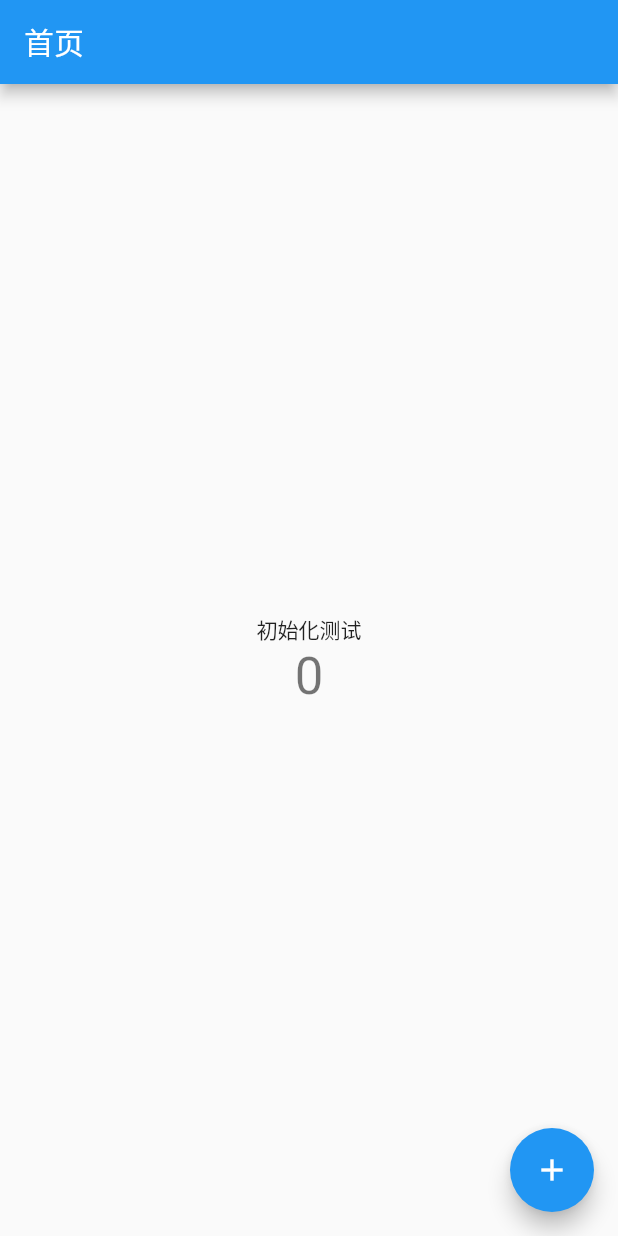
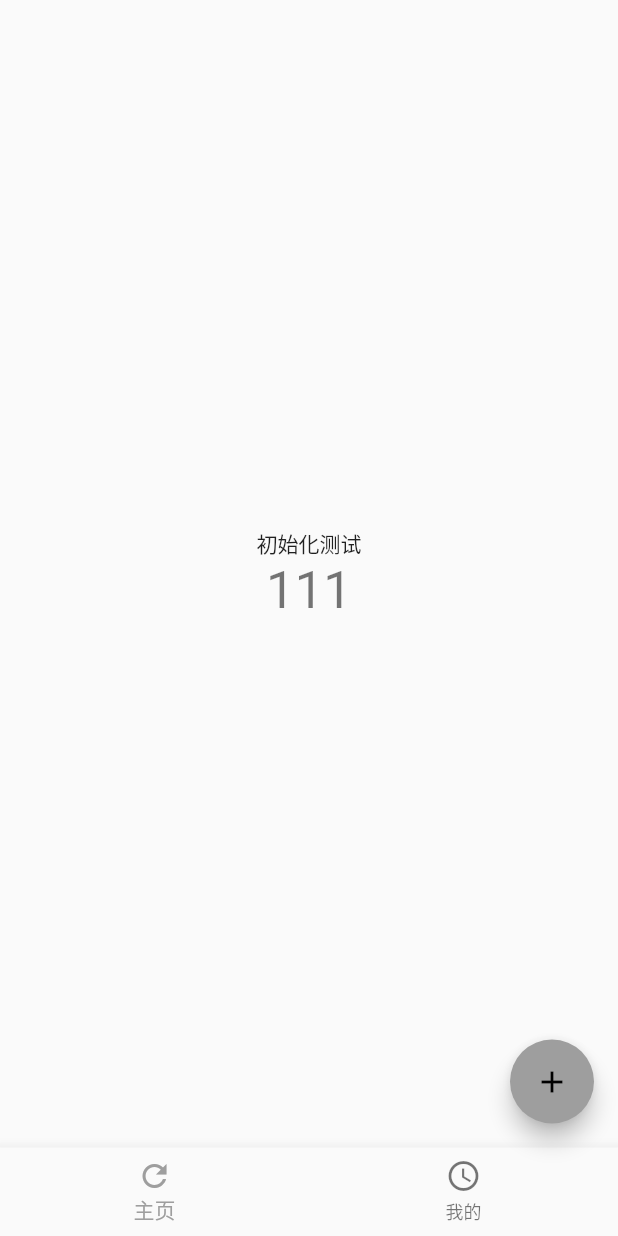
Before and after one commit to ChallenAi/flup, a Flutter app: the screen it shows after launch, on a phone screen of 412 x 824 dp. Run offline on Flutter 3.47's test engine with Material 2 defaults, Android fonts, the phone set to English and light mode, and no system bars.

Commit message:
tab导航

```diff
--- a/lib/main.dart
+++ b/lib/main.dart
@@ -11,9 +11,49 @@ class Flup extends StatelessWidget {
     return new MaterialApp(
       title: 'FlupChat',
       theme: new ThemeData(
-        primarySwatch: Colors.blue,
-      ),
-      home: new MyHomePage(title: '首页'),
+          primarySwatch: Colors.grey,
+        ),
+        home: new Scaffold(
+          // appBar: new AppBar(
+          //   title: new Text('标题'),
+          // ),
+          bottomNavigationBar: new BottomNavigationBar(
+            items: <BottomNavigationBarItem>[
+              new BottomNavigationBarItem(
+                title: new Text('主页'),
+                icon: new Icon(
+                  Icons.refresh
+                )
+              ),
+              new BottomNavigationBarItem(
+                title: new Text('我的'),
+                icon: new Icon(
+                  Icons.access_time
+                )
+              )
+            ],
+          ),
+          body: new Center(
+            child: new Column(
+              mainAxisAlignment: MainAxisAlignment.center,
+              children: <Widget>[
+                new Text(
+                  '初始化测试',
+                ),
+                new Text(
+                  '111',
+                  style: Theme.of(context).textTheme.display1,
+                ),
+              ],
+            ),
+          ),
+          floatingActionButton: new FloatingActionButton(
+            onPressed: null,
+            tooltip: 'Increment',
+            child: new Icon(Icons.add),
+          ),
+        )
+
     );
   }
 }
```
